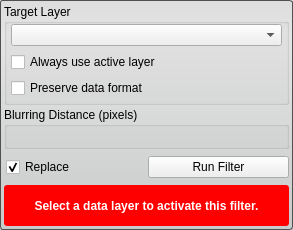
The window that src/Interface/ToolInterface/DiscreteGaussianFilterInterface.ui (SCIInstitute/Seg3D) describes before a commit, drawn with Qt 5.
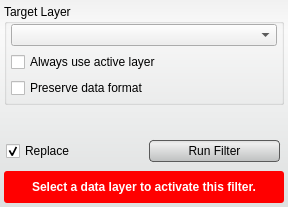
The same window after the commit. Custom widgets are drawn as their Qt base class.

What changed in the file:
```diff
--- a/src/Interface/ToolInterface/DiscreteGaussianFilterInterface.ui
+++ b/src/Interface/ToolInterface/DiscreteGaussianFilterInterface.ui
@@ -6,8 +6,8 @@
    <rect>
     <x>0</x>
     <y>0</y>
-    <width>293</width>
-    <height>230</height>
+    <width>288</width>
+    <height>207</height>
    </rect>
   </property>
   <property name="sizePolicy">
@@ -28,13 +28,34 @@
   <property name="styleSheet">
    <string notr="true">QWidget#DiscreteGaussianFilterInterface{
   border-radius: 3px;
-  border: 1px solid rgb(80, 80,80);
-  background-color: qlineargradient(spread:pad, x1:0.5, y1:0, x2:0.5, y2:0.960227, stop:0 rgba(221, 221, 221, 255), stop:0.155779 rgba(228, 228, 228, 255), stop:1 rgba(202, 204, 204, 255));      
+  background-color: qlineargradient(spread:pad, x1:0.5, y1:0, x2:0.5, y2:0.960227, stop:0 rgba(241, 241, 241, 255), stop:0.155779 rgba(250, 250, 250, 255), stop:1 rgba(222, 224, 224, 255));      
+}
+
+
+QPushButton{
+  background-color: qlineargradient(spread:pad, x1:0.5, y1:0, x2:0.5, y2:0.960227, stop:0 rgba(221, 221, 221, 255), stop:0.155779 rgba(238, 238, 238, 255), stop:1 rgba(192, 194, 194, 255));
+  border-radius: 4px;
+  border: 1px solid rgb(90, 90, 90);
+  margin:4px;
+}
+
+QPushButton:hover{
+  background-color: qlineargradient(spread:pad, x1:0.5, y1:0, x2:0.5, y2:1, stop:0 rgba(195, 195, 195, 255), stop:0.253769 rgba(206, 206, 206, 255), stop:1 rgba(185, 185, 185, 255));
+  border-radius: 4px;
+  border: 1px solid rgb(90, 90, 90);
+  margin:4px;
+}
+
+QPushButton:pressed{
+  background-color: qlineargradient(spread:pad, x1:0.5, y1:0, x2:0.5, y2:1, stop:0 rgba(150, 150, 150, 255), stop:0.753769 rgba(206, 206, 206, 255), stop:1 rgba(185, 185, 185, 255));
+  border-radius: 4px;
+  border: 1px solid rgb(90, 90, 90);
+  margin:4px;
 }</string>
   </property>
   <layout class="QVBoxLayout" name="verticalLayout">
    <property name="spacing">
-    <number>2</number>
+    <number>4</number>
    </property>
    <property name="margin">
     <number>4</number>
@@ -124,28 +145,7 @@
     </widget>
    </item>
    <item>
-    <widget class="QGroupBox" name="groupBox">
-     <property name="title">
-      <string>Blurring Distance (pixels)</string>
-     </property>
-     <layout class="QHBoxLayout" name="horizontalLayout_2">
-      <property name="leftMargin">
-       <number>4</number>
-      </property>
-      <property name="topMargin">
-       <number>2</number>
-      </property>
-      <property name="rightMargin">
-       <number>4</number>
-      </property>
-      <property name="bottomMargin">
-       <number>4</number>
-      </property>
-      <item>
-       <widget class="QtUtils::QtSliderDoubleCombo" name="blurring_distance_" native="true"/>
-      </item>
-     </layout>
-    </widget>
+    <widget class="QtUtils::QtSliderDoubleCombo" name="blurring_distance_" native="true"/>
    </item>
    <item>
     <widget class="QWidget" name="replaceRunWidget" native="true">
@@ -189,6 +189,12 @@
       </item>
       <item>
        <widget class="QPushButton" name="runFilterButton">
+        <property name="minimumSize">
+         <size>
+          <width>0</width>
+          <height>30</height>
+         </size>
+        </property>
         <property name="text">
          <string>Run Filter</string>
         </property>
@@ -242,17 +248,17 @@
   </layout>
  </widget>
  <customwidgets>
-  <customwidget>
-   <class>QtUtils::QtDropableComboBox</class>
-   <extends>QComboBox</extends>
-   <header location="global">QtUtils/Widgets/QtDropableComboBox.h</header>
-  </customwidget>
   <customwidget>
    <class>QtUtils::QtSliderDoubleCombo</class>
    <extends>QWidget</extends>
    <header location="global">QtUtils/Widgets/QtSliderDoubleCombo.h</header>
    <container>1</container>
   </customwidget>
+  <customwidget>
+   <class>QtUtils::QtDropableComboBox</class>
+   <extends>QComboBox</extends>
+   <header location="global">QtUtils/Widgets/QtDropableComboBox.h</header>
+  </customwidget>
  </customwidgets>
  <resources/>
  <connections/>
```
